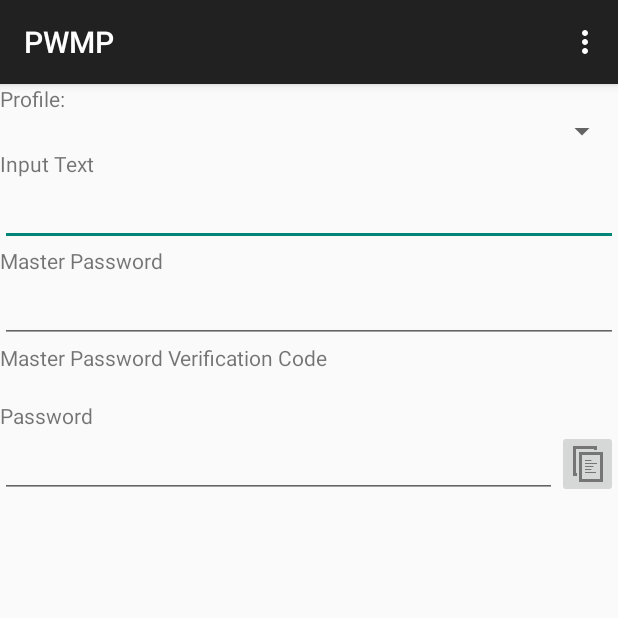
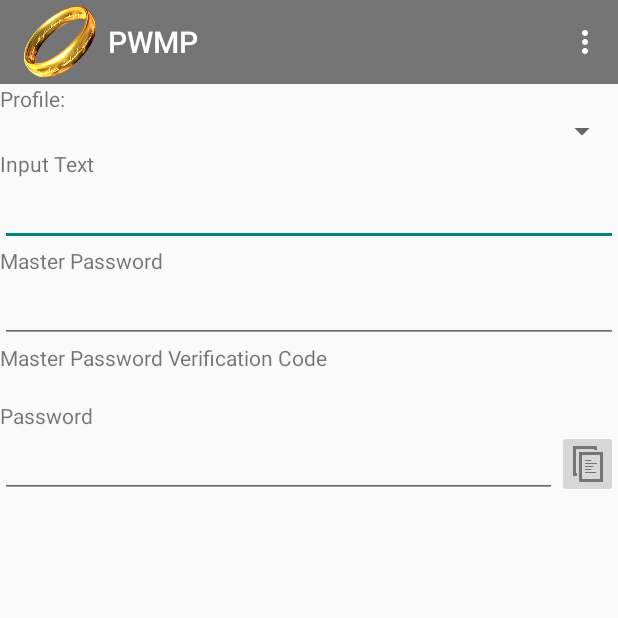
Before and after one commit to passwordmaker/android-passwordmaker, an Android app: the screen it shows after launch (MainActivity), on a phone screen of 412 x 824 dp, the top half of it. Run offline under Robolectric (Android 15) with nearby library versions, the phone set to English and light mode, and no system bars; libraries missing offline, so code that uses them is left out: org.daveware.passwordmaker; 19 statements that could not run were skipped.

Commit message:
Use Toolbar instead of ActionBar
Fixes passwordmaker/android-passwordmaker#44

```diff
--- a/passwordmaker/build.gradle
+++ b/passwordmaker/build.gradle
@@ -89,6 +89,7 @@ dependencies {
     // You must install or update the Support Repository through the SDK manager to use this dependency.
     implementation 'com.android.support:appcompat-v7:28.0.0'
     implementation 'com.android.support.constraint:constraint-layout:1.1.3'
+    implementation 'com.android.support:design:28.0.0'
     implementation 'com.intellij:annotations:12.0@jar'
     implementation 'org.passwordmaker:passwordmaker-je-lib:0.9.10'
     implementation 'com.madgag.spongycastle:core:1.50.0.0'
--- a/passwordmaker/src/main/java/org/passwordmaker/android/MainActivity.java
+++ b/passwordmaker/src/main/java/org/passwordmaker/android/MainActivity.java
@@ -7,7 +7,9 @@ import android.os.Bundle;
 import android.os.Handler;
 import android.os.Message;
 import android.preference.PreferenceManager;
+import android.support.v7.app.ActionBar;
 import android.support.v7.app.AppCompatActivity;
+import android.support.v7.widget.Toolbar;
 import android.text.ClipboardManager;
 import android.text.Editable;
 import android.text.TextWatcher;
@@ -56,6 +58,10 @@ public class MainActivity extends AppCompatActivity implements AccountManagerLis
 
         accountManager = PwmApplication.getInstance().getAccountManager();
         setContentView(R.layout.activity_main);
+
+        setSupportActionBar( (Toolbar)findViewById(R.id.main_toolbar));
+        ActionBar actionBar = getSupportActionBar();
+        if (actionBar != null) actionBar.setIcon(R.drawable.ic_launcher);
 
         // this must be done before we do any loading of settings to make sure we get events
         accountManager.addListener(this);
--- a/passwordmaker/src/main/res/layout/activity_main.xml
+++ b/passwordmaker/src/main/res/layout/activity_main.xml
@@ -4,6 +4,9 @@
               android:layout_width="fill_parent"
               android:layout_height="fill_parent"
         >
+
+    <include layout="@layout/toolbar" />
+
     <LinearLayout android:id="@+id/linearLayout1" android:layout_height="wrap_content" android:layout_width="fill_parent">
         <TextView android:layout_width="wrap_content" android:layout_height="wrap_content"
                   android:textAppearance="?android:attr/textAppearanceSmall"
--- /dev/null
+++ b/passwordmaker/src/main/res/layout/toolbar.xml
@@ -0,0 +1,11 @@
+<?xml version="1.0" encoding="utf-8"?>
+<android.support.v7.widget.Toolbar xmlns:android="http://schemas.android.com/apk/res/android"
+    xmlns:app="http://schemas.android.com/apk/res-auto"
+    android:id="@+id/main_toolbar"
+    android:layout_width="match_parent"
+    android:layout_height="wrap_content"
+    android:minHeight="?attr/actionBarSize"
+    android:background="?attr/colorPrimaryDark"
+    android:theme="@style/ThemeOverlay.AppCompat.Dark.ActionBar"
+    app:popupTheme="@style/ThemeOverlay.AppCompat.Light"
+    app:titleMarginStart="24dp" />
--- a/passwordmaker/src/main/res/menu/account_list.xml
+++ b/passwordmaker/src/main/res/menu/account_list.xml
@@ -1,14 +1,14 @@
 <menu xmlns:android="http://schemas.android.com/apk/res/android"
-    xmlns:tools="http://schemas.android.com/tools"
+    xmlns:app="http://schemas.android.com/apk/res-auto" xmlns:tools="http://schemas.android.com/tools"
     tools:context="org.passwordmaker.android.AccountListActivity" >
     <item android:id="@+id/action_account_add"
         android:title="@string/action_account_add"
         android:orderInCategory="100"
         android:icon="@android:drawable/ic_menu_add"
-        android:showAsAction="ifRoom"  />
+        app:showAsAction="ifRoom" />
     <item android:id="@+id/action_account_folder_add"
           android:title="@string/action_account_folder_add"
           android:orderInCategory="101"
           android:icon="@drawable/ic_action_av_add_to_queue"
-          android:showAsAction="ifRoom"  />
+          app:showAsAction="ifRoom" />
 </menu>
--- a/passwordmaker/src/main/res/values/styles.xml
+++ b/passwordmaker/src/main/res/values/styles.xml
@@ -1,8 +1,9 @@
 <resources>
 
     <!-- Base application theme. -->
-    <style name="AppTheme" parent="Theme.AppCompat.Light.DarkActionBar">
+    <style name="AppTheme" parent="Theme.AppCompat.Light.NoActionBar">
         <!-- Customize your theme here. -->
+        <item name="windowActionModeOverlay">true</item>
     </style>
 
     <style name="ListView" parent="@android:style/Widget.ListView">
```
Also changed, not shown: passwordmaker/src/main/java/org/passwordmaker/android/AccountListActivity.java (+9 -9 lines), passwordmaker/src/main/java/org/passwordmaker/android/AccountListFragment.java (+7 -3 lines), passwordmaker/src/main/java/org/passwordmaker/android/EditFavoritesActivity.java (+7 -6 lines), passwordmaker/src/main/res/layout/activity_account_list.xml (+16 -9 lines), passwordmaker/src/main/res/layout/activity_account_twopane.xml (+10 -1 lines), passwordmaker/src/main/res/layout/activity_edit_favorites.xml (+10 -0 lines), passwordmaker/src/main/res/layout/fragment_account_list.xml (added, +13 -0 lines).
